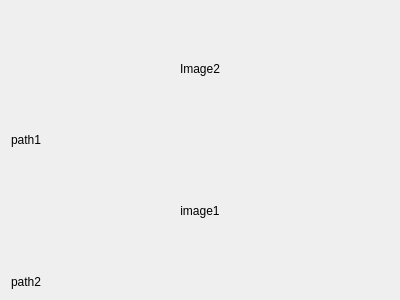
Qt form evaluator/pairwindow.ui (anliec/Siamese_lake_GTL) before a commit.
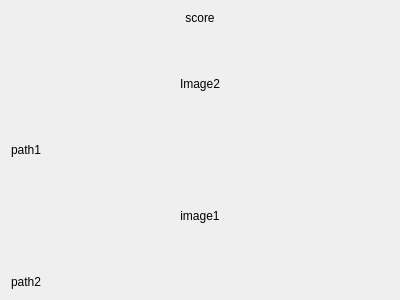
The same form after that commit.

The edit to the form file:
```diff
--- a/evaluator/pairwindow.ui
+++ b/evaluator/pairwindow.ui
@@ -14,6 +14,22 @@
    <string>Form</string>
   </property>
   <layout class="QVBoxLayout" name="verticalLayout_3">
+   <item>
+    <widget class="QLabel" name="lb_score">
+     <property name="sizePolicy">
+      <sizepolicy hsizetype="Preferred" vsizetype="Maximum">
+       <horstretch>0</horstretch>
+       <verstretch>0</verstretch>
+      </sizepolicy>
+     </property>
+     <property name="text">
+      <string>score</string>
+     </property>
+     <property name="alignment">
+      <set>Qt::AlignCenter</set>
+     </property>
+    </widget>
+   </item>
    <item>
     <layout class="QVBoxLayout" name="verticalLayout_2">
      <item>
@@ -37,6 +53,9 @@
        <property name="text">
         <string>path1</string>
        </property>
+       <property name="alignment">
+        <set>Qt::AlignLeading|Qt::AlignLeft|Qt::AlignVCenter</set>
+       </property>
       </widget>
      </item>
     </layout>
```
